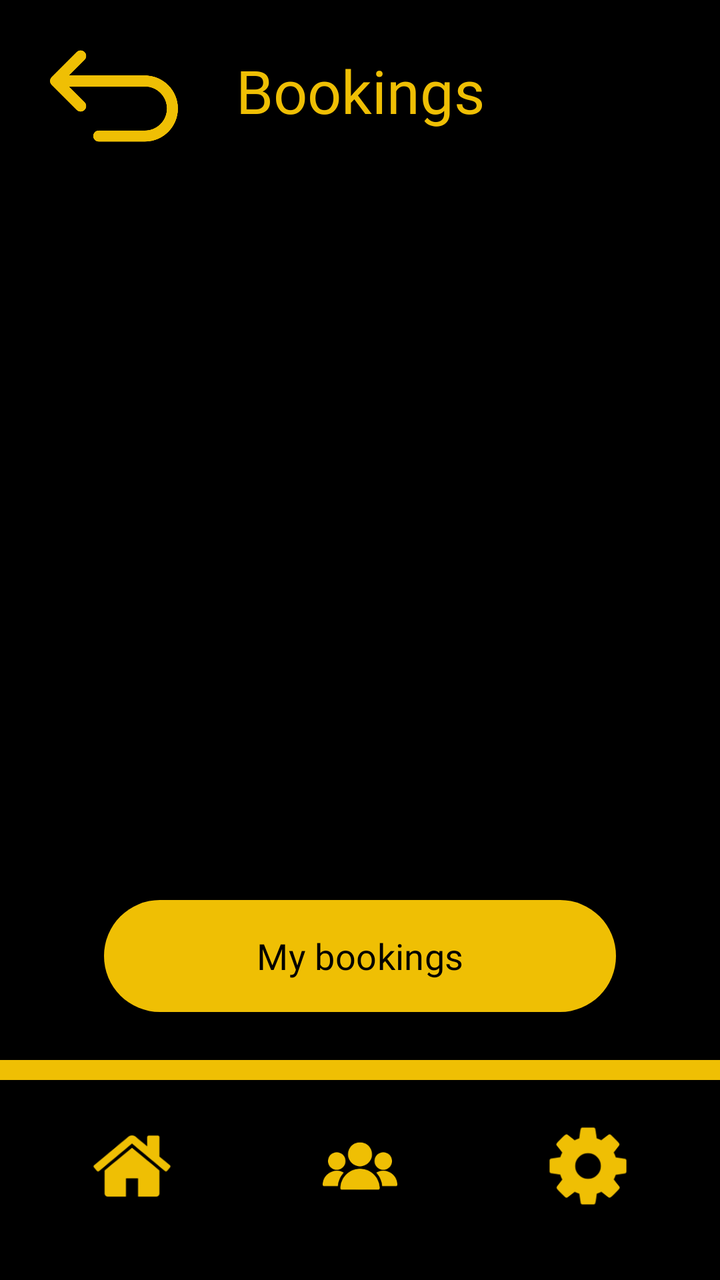
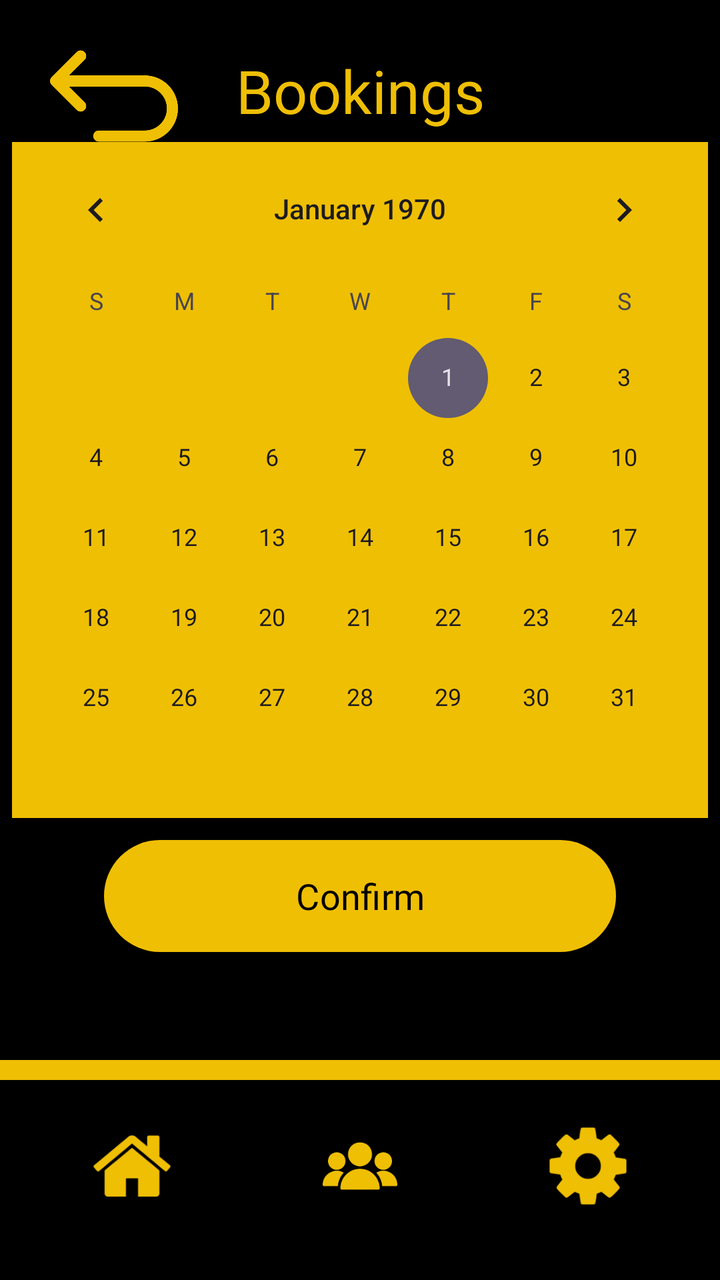

The first picture is an Android layout as it rendered before a commit; the second is the same layout after the commit. The layout source and the unified diff follow.
<!-- AndroidManifest.xml: application theme Theme.Comp2000 -->
<!-- res/layout/activity_bookings.xml -->
<?xml version="1.0" encoding="utf-8"?>
<androidx.constraintlayout.widget.ConstraintLayout xmlns:android="http://schemas.android.com/apk/res/android"
    xmlns:app="http://schemas.android.com/apk/res-auto"
    xmlns:tools="http://schemas.android.com/tools"
    android:id="@+id/main"
    android:background="@color/black"
    android:layout_width="match_parent"
    android:layout_height="match_parent"
    tools:context=".bookings">

    <LinearLayout
        android:layout_width="wrap_content"
        android:layout_height="wrap_content"
        android:orientation="horizontal"
        app:layout_constraintStart_toStartOf="parent"
        app:layout_constraintEnd_toEndOf="parent"
        app:layout_constraintBottom_toBottomOf="parent"
        android:layout_marginBottom="25dp"


        android:gravity="center"
        >
        <Button
            android:id="@+id/homeButton"
            android:layout_marginEnd="50dp"
            android:background="@drawable/house"
            app:backgroundTint="@color/Gold"
            android:layout_width="64dp"
            android:layout_height="64dp"

            />

        <Button

            android:background="@drawable/staff"
            app:backgroundTint="@color/Gold"
            android:layout_width="64dp"
            android:layout_height="64dp"

            />

        <Button
            android:background="@drawable/cog"
            app:backgroundTint="@color/Gold"
            android:layout_width="64dp"
            android:layout_height="64dp"
            android:layout_marginStart="50dp"


            />
    </LinearLayout>

    <Button
        android:id="@+id/backButton"
        android:layout_marginTop="16dp"
        android:background="@drawable/returnbutton"
        android:textColor="@color/black"
        app:backgroundTint="@color/Gold"

        android:layout_width="64dp"
        android:layout_height="64dp"
        android:orientation="vertical"

        app:layout_constraintStart_toStartOf="parent"
        app:layout_constraintTop_toTopOf="parent"
        android:layout_marginStart="25dp"

        />

    <TextView
        android:layout_width="match_parent"
        android:layout_height="10dp"
        android:layout_marginBottom="100dp"
        android:background="@color/Gold"
        android:textColor="@color/Gold"
        app:layout_constraintBottom_toBottomOf="parent"
        />

    <TextView
        android:id="@+id/announcementsText"
        android:layout_width="wrap_content"
        android:layout_height="wrap_content"
        android:text="Bookings"
        android:fontFamily="@font/cinzel"
        android:textColor="@color/Gold"
        app:layout_constraintStart_toStartOf="parent"
        app:layout_constraintEnd_toEndOf="parent"
        app:layout_constraintBottom_toBottomOf="parent"
        app:layout_constraintTop_toTopOf="parent"
        android:layout_marginBottom="550dp"
        android:textSize="30sp"
        />

    <Button
        android:id="@+id/bookingButton"
        app:backgroundTint="@color/Gold"
        android:layout_width="256dp"
        android:layout_height="64dp"
        android:layout_marginTop="15dp"
        android:text="My bookings"
        android:fontFamily="@font/cinzel"
        android:textSize="18sp"
        android:textColor="@color/black"

        android:orientation="horizontal"
        app:layout_constraintStart_toStartOf="parent"
        app:layout_constraintEnd_toEndOf="parent"
        app:layout_constraintBottom_toBottomOf="parent"
        android:layout_marginBottom="130dp"
        />

</androidx.constraintlayout.widget.ConstraintLayout>
<!-- resources referenced by this layout -->
<resources>
  <color name="Gold">#EFBF04</color>
  <color name="black">#FF000000</color>
  <!-- drawable cog: png bitmap (drawable, 9236 bytes) -->
  <!-- drawable house: png bitmap (drawable, 10094 bytes) -->
  <!-- drawable returnbutton: png bitmap (drawable, 13786 bytes) -->
  <!-- drawable staff: png bitmap (drawable, 11576 bytes) -->
  <style name="Theme.Comp2000" parent="Base.Theme.Comp2000" />
  <style name="Base.Theme.Comp2000" parent="Theme.Material3.DayNight.NoActionBar">
          
          
      </style>
</resources>

<!-- the commit's change to res/layout/activity_bookings.xml (unified diff, before → after) -->
@@ -31,7 +31,7 @@
             />
 
         <Button
-
+            android:id="@+id/staffButton"
             android:background="@drawable/staff"
             app:backgroundTint="@color/Gold"
             android:layout_width="64dp"
@@ -77,7 +77,7 @@
         />
 
     <TextView
-        android:id="@+id/announcementsText"
+        android:id="@+id/bookingTimeText"
         android:layout_width="wrap_content"
         android:layout_height="wrap_content"
         android:text="Bookings"
@@ -92,12 +92,12 @@
         />
 
     <Button
-        android:id="@+id/bookingButton"
+        android:id="@+id/bookingconfirmButton"
         app:backgroundTint="@color/Gold"
         android:layout_width="256dp"
         android:layout_height="64dp"
-        android:layout_marginTop="15dp"
-        android:text="My bookings"
+        android:layout_marginTop="100dp"
+        android:text="Confirm"
         android:fontFamily="@font/cinzel"
         android:textSize="18sp"
         android:textColor="@color/black"
@@ -106,7 +106,20 @@
         app:layout_constraintStart_toStartOf="parent"
         app:layout_constraintEnd_toEndOf="parent"
         app:layout_constraintBottom_toBottomOf="parent"
-        android:layout_marginBottom="130dp"
+        android:layout_marginBottom="160dp"
         />
 
+    <CalendarView
+        android:id="@+id/calendarView"
+        android:layout_width="wrap_content"
+        android:layout_height="wrap_content"
+        app:layout_constraintStart_toStartOf="parent"
+        app:layout_constraintEnd_toEndOf="parent"
+        app:layout_constraintBottom_toBottomOf="parent"
+        app:layout_constraintTop_toTopOf="parent"
+        android:layout_marginBottom="160dp"
+        android:background="@color/Gold"
+        />
+
+
 </androidx.constraintlayout.widget.ConstraintLayout>
